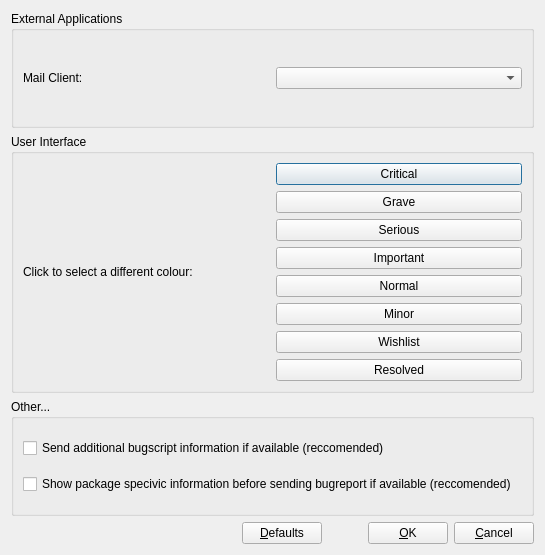
This is src/ui/settings.ui in venthur/reportbug-ng as Qt 5 draws it before an edit. The edited form follows.
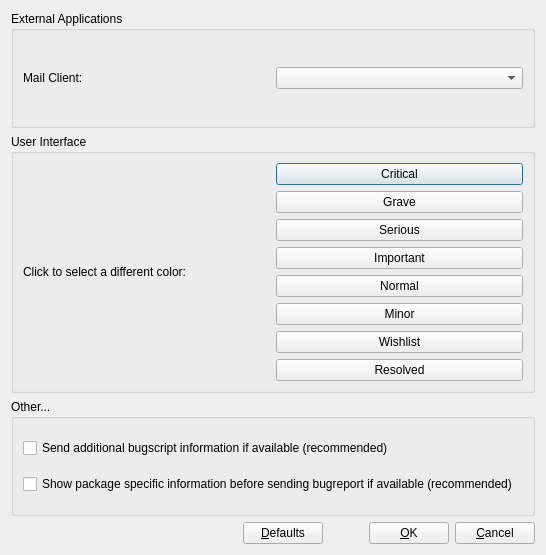
This is the edited form.

Commit message: + Removed mua chooser from submit dialog and moved it to settings + Added options to for script and presubj to submit dialog

Diff of the .ui file:
```diff
--- a/src/ui/settings.ui
+++ b/src/ui/settings.ui
@@ -5,7 +5,7 @@
    <rect>
     <x>0</x>
     <y>0</y>
-    <width>545</width>
+    <width>546</width>
     <height>555</height>
    </rect>
   </property>
@@ -41,7 +41,7 @@
       <item>
        <widget class="QLabel" name="label_2" >
         <property name="text" >
-         <string>Click to select a different colour:</string>
+         <string>Click to select a different color:</string>
         </property>
        </widget>
       </item>
@@ -117,14 +117,14 @@
       <item>
        <widget class="QCheckBox" name="checkBox_script" >
         <property name="text" >
-         <string>Send additional bugscript information if available (reccomended)</string>
+         <string>Send additional bugscript information if available (recommended)</string>
         </property>
        </widget>
       </item>
       <item>
        <widget class="QCheckBox" name="checkBox_presubj" >
         <property name="text" >
-         <string>Show package specivic information before sending bugreport if available (reccomended)</string>
+         <string>Show package specific information before sending bugreport if available (recommended)</string>
         </property>
        </widget>
       </item>
```
Left out of the diff: 2 changed lines with no effect on the pictures. The commit also changes 5 other files.
